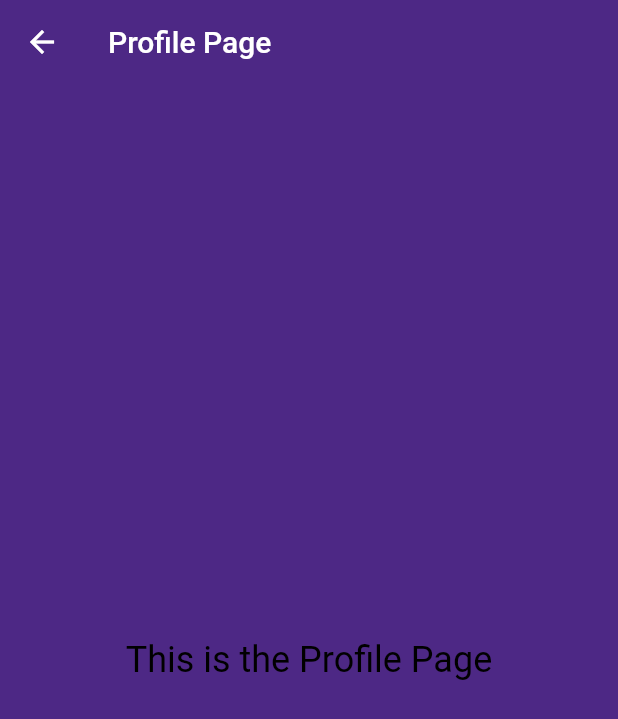
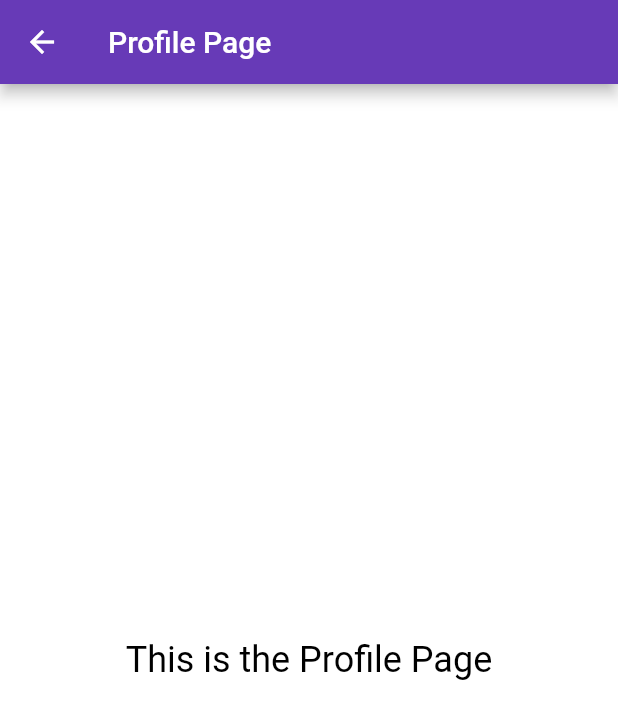
Before and after one commit to divyansh-4/BTech23_App, a Flutter app: the ProfileScreen screen opened directly, on a phone screen of 412 x 824 dp. Shown: the top 719 px of the screen. Run offline on Flutter 3.47's test engine with Material 2 defaults, Android fonts, the phone set to English and light mode, and no system bars.

Commit message:
Revert "Design"

```diff
--- a/lib/app.dart
+++ b/lib/app.dart
@@ -8,9 +8,8 @@ class InductionApp extends StatelessWidget {
   @override
   Widget build(BuildContext context) {
     return MaterialApp(
-      debugShowCheckedModeBanner: false,
       title: 'B.Tech Induction App',
-      theme: InductionAppTheme.dark,
+      theme: InductionAppColor.dark,
       home: const InductionAppHomePage(title: 'IIIT-D Induction App'),
     );
   }
--- a/lib/view/theme/colors.dart
+++ /dev/null
@@ -1,12 +0,0 @@
-import 'package:btech_induction_2023/extensions/theme.dart';
-import 'package:flutter/material.dart';
-
-class InductionAppColor {
-  static MaterialColor deepPurple = const Color(0xFF4D2885).material();
-  static MaterialColor yellow = const Color(0xFFFAC018).material();
-  static MaterialColor red = const Color(0xFFE44F44).material();
-  static MaterialColor green = const Color(0xFF32BD6C).material();
-  static MaterialColor blue = const Color(0xFF277FE6).material();
-  static MaterialColor grey = const Color(0xFFD9D9D9).material();
-  static MaterialColor darkGrey = const Color(0xFF424242).material();
-}
--- a/lib/view/theme/theme.dart
+++ b/lib/view/theme/theme.dart
@@ -1,31 +1,22 @@
-import 'package:btech_induction_2023/view/theme/colors.dart';
 import 'package:flutter/material.dart';
-import 'package:flutter/services.dart';
 
-class InductionAppTheme {
+class InductionAppColor {
   static final dark = ThemeData(
-    colorScheme: ColorScheme.fromSwatch(
-        primarySwatch: InductionAppColor.deepPurple,
-        brightness: Brightness.dark),
-    appBarTheme: AppBarTheme(
-      color: InductionAppColor.deepPurple,
-      elevation: 0,
-      systemOverlayStyle: SystemUiOverlayStyle(
-        statusBarColor: InductionAppColor.deepPurple,
-        statusBarIconBrightness: Brightness.light,
-      ),
+    colorScheme: ColorScheme.fromSwatch(primarySwatch: Colors.deepPurple),
+    appBarTheme: const AppBarTheme(
+      color: Colors.deepPurple,
     ),
-    primaryColor: InductionAppColor.deepPurple,
+    primaryColor: Colors.deepPurple,
     hintColor: Colors.deepPurpleAccent,
-    primaryColorDark: InductionAppColor.deepPurple[700],
-    primaryColorLight: InductionAppColor.deepPurple[200],
+    primaryColorDark: Colors.deepPurple[700],
+    primaryColorLight: Colors.deepPurple[200],
     canvasColor: Colors.white,
-    scaffoldBackgroundColor: InductionAppColor.deepPurple,
+    scaffoldBackgroundColor: Colors.white,
     textTheme: const TextTheme(
       bodyMedium: TextStyle(color: Colors.black),
     ),
     brightness: Brightness.dark,
-    primarySwatch: InductionAppColor.deepPurple,
+    primarySwatch: Colors.deepPurple,
     dividerTheme: const DividerThemeData(thickness: 0.8),
     chipTheme: const ChipThemeData(
       padding: EdgeInsets.zero,
```
Also changed, not shown: lib/extensions/theme.dart (deleted, +0 -24 lines), lib/view/constants.dart (+22 -0 lines), lib/view/screens/home/home_screen.dart (+11 -10 lines), lib/view/widgets/header.dart (deleted, +0 -36 lines), lib/view/widgets/texture_background.dart (deleted, +0 -20 lines), images/bg_texture.png (deleted), images/footer.png (deleted), images/halftone.png (deleted), images/header.png (deleted), images/induction_logo.png (deleted), images/ripped_paper.png (deleted), 1 other file.
